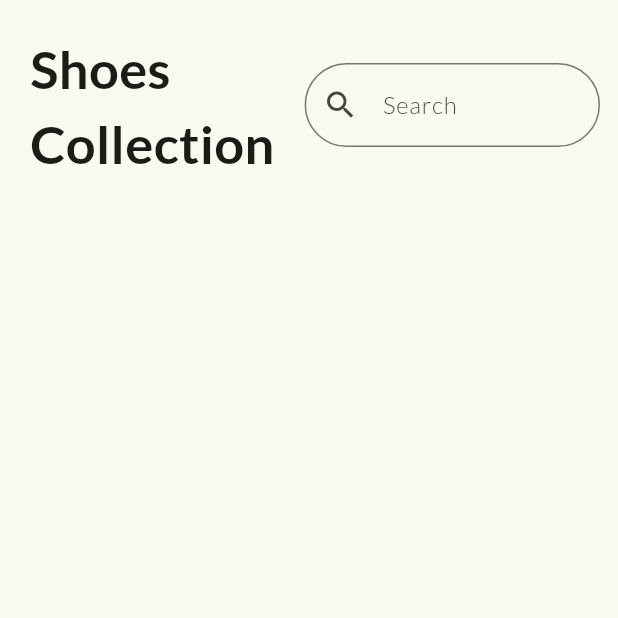
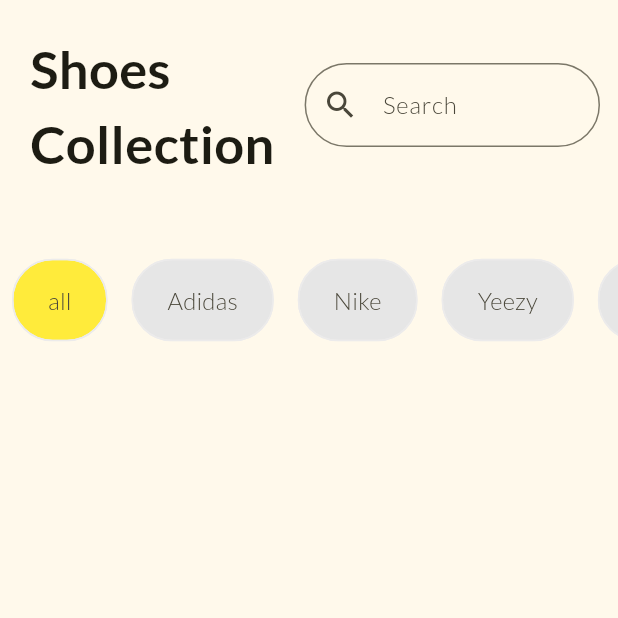
Before and after one commit to Bisratasaye12/Learning-Flutter, a Flutter app: the screen it shows after launch, on a phone screen of 412 x 824 dp, the top half of it. Run offline on Flutter 3.47's test engine with Material 3 defaults, Android fonts, the phone set to English and light mode, and no system bars; our stand-ins replace flutter_riverpod, riverpod_annotation; generated files the repository leaves out were written again.

Commit message:
finished the category filter

```diff
--- a/shopping_app/lib/Screens/HomePage.dart
+++ b/shopping_app/lib/Screens/HomePage.dart
@@ -1,7 +1,20 @@
 import 'package:flutter/material.dart';
 
-class HomePage extends StatelessWidget {
+class HomePage extends StatefulWidget {
   const HomePage({super.key});
+
+  @override
+  State<HomePage> createState() => _HomePageState();
+}
+
+class _HomePageState extends State<HomePage> {
+  final filters = const ['all', "Adidas", "Nike", "Yeezy", "New Balance"];
+  late var _selected;
+
+  @override
+  void initState() {
+    _selected = filters[0];
+  }
 
   @override
   Widget build(BuildContext context) {
@@ -32,7 +45,40 @@ class HomePage extends StatelessWidget {
                   ),
                 )
               ],
-            )
+            ),
+            SizedBox(
+                height: 120,
+                child: ListView.builder(
+                    itemCount: filters.length,
+                    scrollDirection: Axis.horizontal,
+                    itemBuilder: (context, index) {
+                      return Padding(
+                        padding: const EdgeInsets.symmetric(horizontal: 8.0),
+                        child: GestureDetector(
+                          onTap: () {
+                            setState(() {
+                              _selected = filters[index];
+                            });
+                          },
+                          child: Chip(
+                            backgroundColor: _selected == filters[index]
+                                ? Theme.of(context).colorScheme.primary
+                                : Color.fromARGB(255, 230, 230, 230),
+                            side: BorderSide(
+                                color: Color.fromARGB(255, 236, 235, 235)),
+                            label: Text(
+                              filters[index],
+                            ),
+                            labelStyle: TextStyle(fontSize: 16),
+                            padding: EdgeInsets.all(15),
+                            shape: RoundedRectangleBorder(
+                                borderRadius: BorderRadius.horizontal(
+                                    left: Radius.circular(27),
+                                    right: Radius.circular(27))),
+                          ),
+                        ),
+                      );
+                    }))
           ],
         ),
       ),
--- a/shopping_app/lib/main.dart
+++ b/shopping_app/lib/main.dart
@@ -1,21 +1,21 @@
 import 'package:flutter/material.dart';
 import 'package:shopping_app/Screens/HomePage.dart';
 
-void main(){
+void main() {
   runApp(ShoppingApp());
 }
 
-class ShoppingApp extends StatelessWidget{
+class ShoppingApp extends StatelessWidget {
   @override
-  Widget build(BuildContext context){
+  Widget build(BuildContext context) {
     return MaterialApp(
-      debugShowCheckedModeBanner: false,
-      title: 'Shopping App',
-      theme: ThemeData(
-        fontFamily: 'Lato',
-        colorScheme: ColorScheme.fromSeed(seedColor: Colors.lightGreen)
-      ),
-      home: HomePage()
-    );
+        debugShowCheckedModeBanner: false,
+        title: 'Shopping App',
+        theme: ThemeData(
+          fontFamily: 'Lato',
+          colorScheme: ColorScheme.fromSeed(
+              seedColor: Colors.yellow, primary: Colors.yellow),
+        ),
+        home: HomePage());
   }
 }
```
